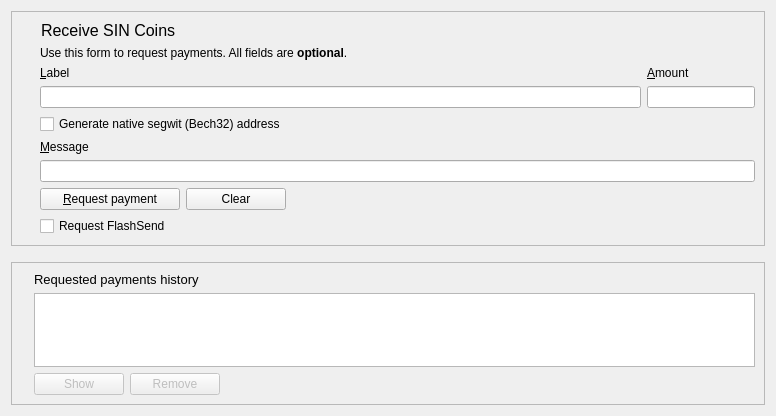
This is src/qt/forms/receivecoinsdialog.ui in hardwarewise/SIN-core as Qt 5 draws it before an edit. The edited form follows.
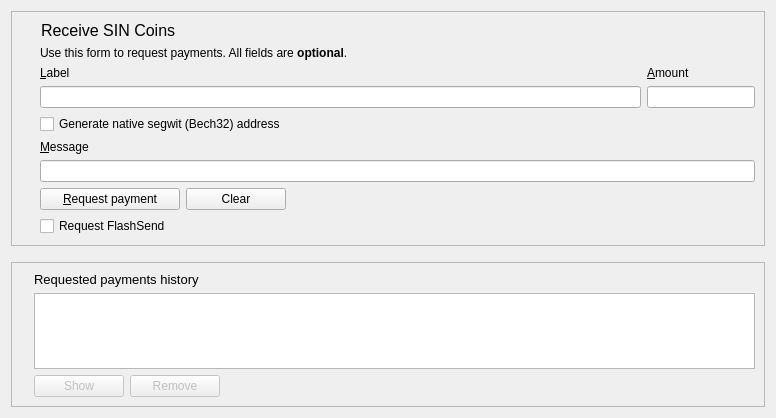
This is the edited form. Icons and pictures are not drawn. Custom widgets are drawn as their Qt base class.

```diff
--- a/src/qt/forms/receivecoinsdialog.ui
+++ b/src/qt/forms/receivecoinsdialog.ui
@@ -7,7 +7,7 @@
     <x>0</x>
     <y>0</y>
     <width>776</width>
-    <height>416</height>
+    <height>418</height>
    </rect>
   </property>
   <layout class="QVBoxLayout" name="verticalLayout" stretch="0,0,1">
```
